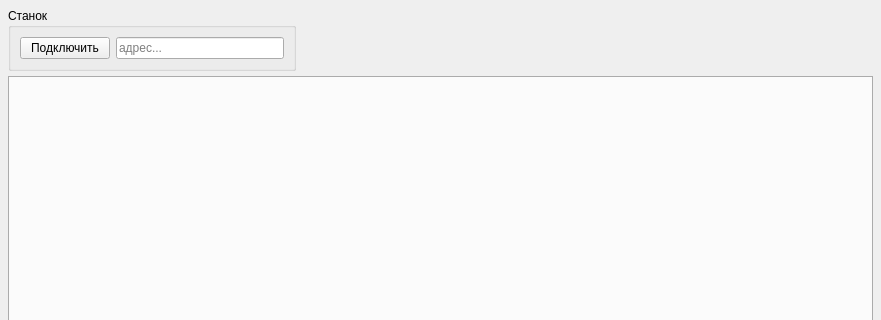
igrekus/board_cutter, file mainwindow.ui: the form before one commit; both pictures show x 0 to 881 and y 0 to 320 of the 881 by 617 pixel window.
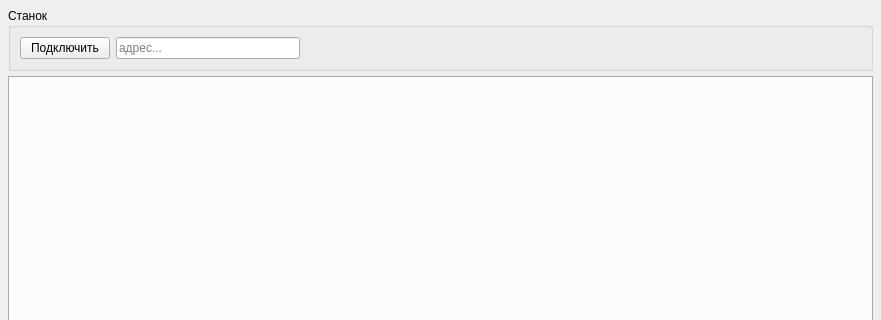
The form after the commit.

```diff
--- a/mainwindow.ui
+++ b/mainwindow.ui
@@ -14,7 +14,7 @@
    <string>Резка плат</string>
   </property>
   <widget class="QWidget" name="centralwidget">
-   <layout class="QVBoxLayout" name="verticalLayout_2">
+   <layout class="QVBoxLayout" name="verticalLayout">
     <property name="spacing">
      <number>5</number>
     </property>
@@ -31,15 +31,13 @@
      <number>8</number>
     </property>
     <item>
-     <layout class="QHBoxLayout" name="horizontalLayout_2" stretch="1,2">
-      <item>
        <widget class="QGroupBox" name="grpConnect">
         <property name="title">
          <string>Станок</string>
         </property>
-        <layout class="QVBoxLayout" name="verticalLayout">
+      <layout class="QHBoxLayout" name="horizontalLayout_2" stretch="1,2">
          <item>
-          <layout class="QHBoxLayout" name="horizontalLayout" stretch="1,3">
+        <layout class="QHBoxLayout" name="horizontalLayout">
            <item>
             <widget class="QPushButton" name="btnConnect">
              <property name="minimumSize">
@@ -62,9 +60,6 @@
            </item>
           </layout>
          </item>
-        </layout>
-       </widget>
-      </item>
       <item>
        <spacer name="horizontalSpacer">
         <property name="orientation">
@@ -72,13 +67,14 @@
         </property>
         <property name="sizeHint" stdset="0">
          <size>
-          <width>40</width>
+           <width>556</width>
           <height>20</height>
          </size>
         </property>
        </spacer>
       </item>
      </layout>
+     </widget>
     </item>
     <item>
      <widget class="QTabWidget" name="tabMain">
```
Lines whose indentation alone changed are shown as unchanged.
